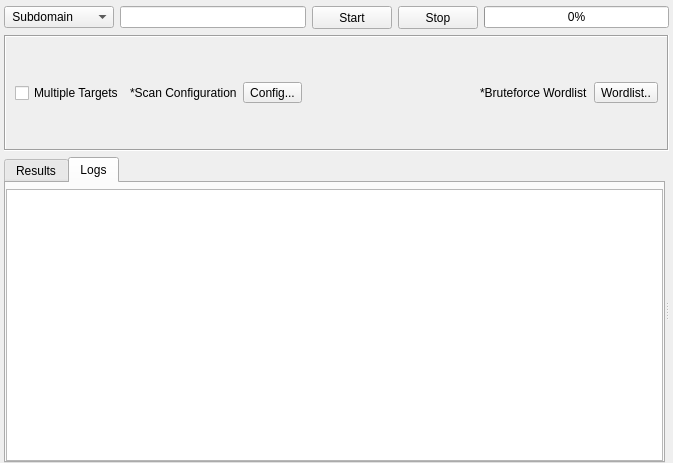
Before: the Qt Designer form sub3suite/src/engines/brute/Brute.ui in 3nock/OTE, drawn with Qt 5.
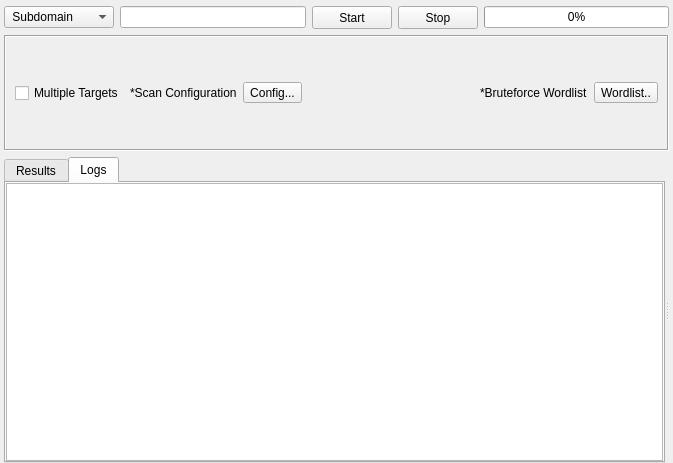
After: the same form once the commit is applied. The open tabs and pages were chosen to show the change. Custom widgets are drawn as their Qt base class.

The edit to the form file:
```diff
--- a/sub3suite/src/engines/brute/Brute.ui
+++ b/sub3suite/src/engines/brute/Brute.ui
@@ -502,7 +502,7 @@
             <number>0</number>
            </property>
            <property name="topMargin">
-            <number>6</number>
+            <number>0</number>
            </property>
            <property name="rightMargin">
             <number>0</number>
```
